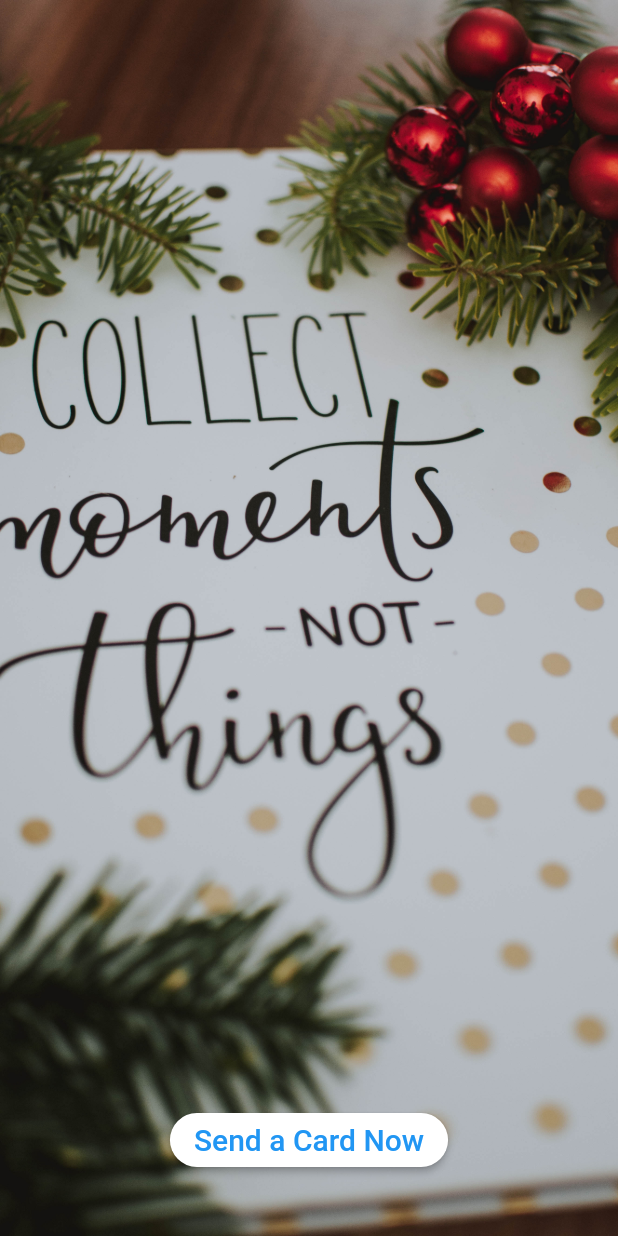
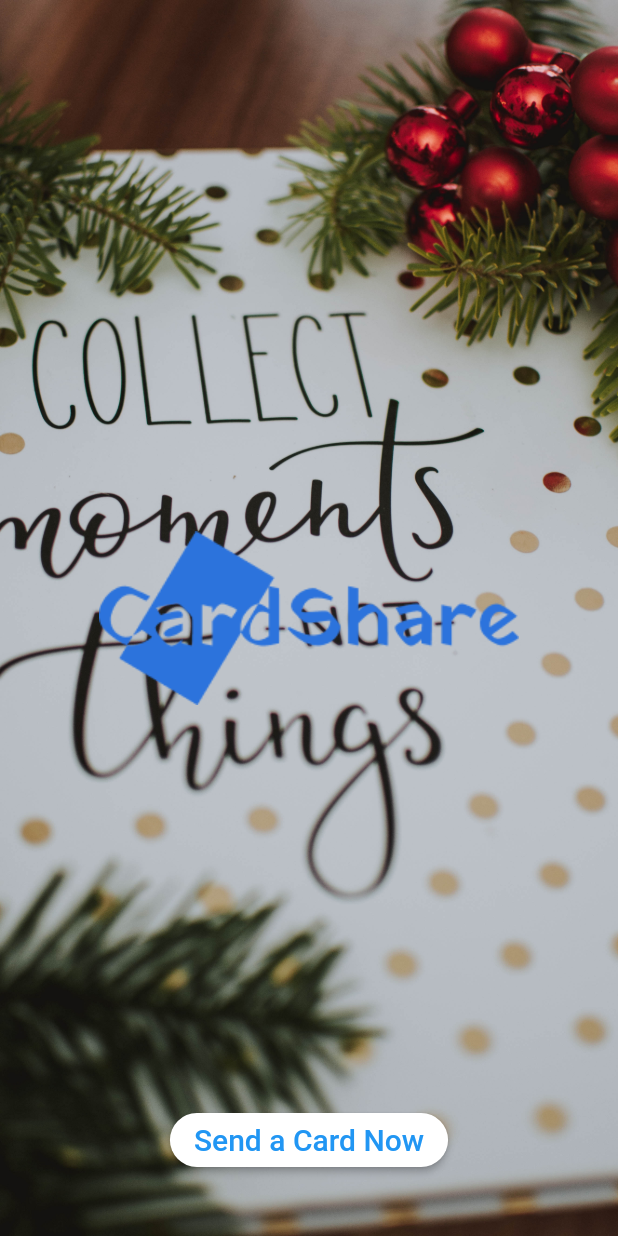
Before and after one commit to Certified-kristoph/CodeNaijaHackathonTeam7, a Flutter app: the screen it shows after launch, on a phone screen of 412 x 824 dp. Run offline on Flutter 3.47's test engine with Material 2 defaults, Android fonts, the phone set to English and light mode, and no system bars.

Commit message:
90% done

```diff
--- a/lib/pages/pickedimage.dart
+++ b/lib/pages/pickedimage.dart
@@ -23,7 +23,7 @@ class PickedImage extends StatelessWidget {
                 onPressed: () => Navigator.of(context).push(new MaterialPageRoute(builder:(context) => Sending() )),
                 child: Container(
                     alignment: Alignment.center,
-                    child: Text('Use this Image',
+                    child: Text('Use this Design',
                         style: TextStyle(
                           fontSize: 20,
                           color: Colors.white,
--- a/lib/pages/predefined.dart
+++ b/lib/pages/predefined.dart
@@ -39,7 +39,7 @@ class _PredefinedState extends State<Predefined> {
                   child: Column(
                     mainAxisSize: MainAxisSize.min,
                     children: <Widget>[
-                      Image.asset('images/celebrate.jpg',fit: BoxFit.contain,),
+                      Image.asset('images/celebrate.jpg',fit: BoxFit.cover,),
                     ],
                   ),
                 ),
@@ -54,7 +54,7 @@ class _PredefinedState extends State<Predefined> {
                   child: Column(
                     mainAxisSize: MainAxisSize.min,
                     children: <Widget>[
-                      Image.asset('images/celebrate.jpg',fit: BoxFit.contain,),
+                      Image.asset('images/celebrate.jpg',fit: BoxFit.contain),
                     ],
                   ),
                 ),
--- a/lib/pages/welcome.dart
+++ b/lib/pages/welcome.dart
@@ -16,6 +16,8 @@ class _WelcomeState extends State<Welcome> {
         height: MediaQuery.of(context).size.height,
         child: Stack(
           children: <Widget>[
+            Column(
+              children: <Widget>[
                 Container(
                   height: MediaQuery.of(context).size.height,
                   width: MediaQuery.of(context).size.width,
@@ -24,6 +26,15 @@ class _WelcomeState extends State<Welcome> {
                     'images/cards.jpg',
                     fit: BoxFit.cover,
                   ),
+                ),
+
+              ],
+            ),
+            Center(
+              child: Container(
+                    height: 200,
+                    width: 600,
+                    child: Image.asset('images/logo.png')),
             ),
             Container(
               alignment: Alignment.bottomCenter,
--- a/pubspec.yaml
+++ b/pubspec.yaml
@@ -44,6 +44,8 @@ flutter:
   assets:
     - images/celebrate.jpg
     - images/cards.jpg
+    - images/cardshare.png
+    - images/logo.png
   # assets:
   #  - images/a_dot_burr.jpeg
   #  - images/a_dot_ham.jpeg
```
Also changed, not shown: images/logo.png (added). Lines whose indentation alone changed are shown as unchanged.
